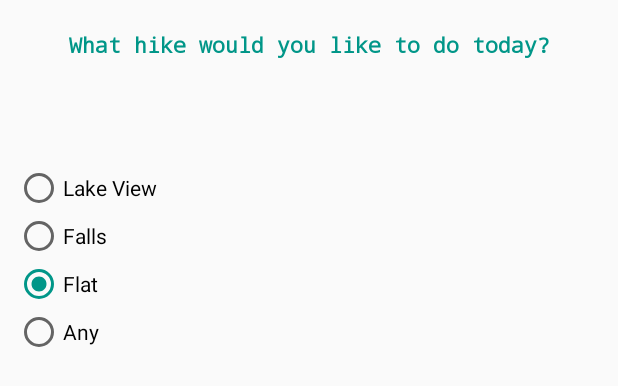
After one commit to AlenaSG/MyHikes, an Android app: the layout hike_dialog.xml on its own in the app's theme, with its tools: preview values and no code run, on a phone screen of 412 x 824 dp. The commit adds this screen. Shown: the top 386 px of the screen. Run offline under Robolectric (Android 15) with nearby library versions, the phone set to English and light mode, and no system bars.

Commit message:
add dialog fragment

```diff
--- a/app/src/main/java/com/epicodus/my_hikes/HikeDialog.java
+++ b/app/src/main/java/com/epicodus/my_hikes/HikeDialog.java
@@ -1,8 +1,20 @@
 package com.epicodus.my_hikes;
 
-/**
- * Created by alenagolovina on 9/10/17.
- */
 
-public class HikeDialog {
+import android.app.DialogFragment;
+import android.os.Bundle;
+import android.view.LayoutInflater;
+import android.view.View;
+import android.view.ViewGroup;
+
+public class HikeDialog extends DialogFragment {
+
+    @Override
+    public View onCreateView(LayoutInflater inflater, ViewGroup container, Bundle savedInstanceState) {
+        View rootView = inflater.inflate(R.layout.hike_dialog, container, false);
+        getDialog().setTitle("Simple Dialog");
+        return rootView;
+    }
+
+
 }
--- a/app/src/main/java/com/epicodus/my_hikes/MainActivity.java
+++ b/app/src/main/java/com/epicodus/my_hikes/MainActivity.java
@@ -1,5 +1,6 @@
 package com.epicodus.my_hikes;
 
+import android.app.FragmentManager;
 import android.content.Intent;
 import android.graphics.Typeface;
 import android.support.v7.app.AppCompatActivity;
@@ -19,11 +20,17 @@ public class MainActivity extends AppCompatActivity implements View.OnClickListe
     @Bind(R.id.locationEditText) EditText mLocationEditText;
     @Bind(R.id.appNameTextView) TextView mAppNameTextView;
 
+
     @Override
     protected void onCreate(Bundle savedInstanceState) {
         super.onCreate(savedInstanceState);
         setContentView(R.layout.activity_main);
         ButterKnife.bind(this);
+
+        FragmentManager fm = getFragmentManager();
+        HikeDialog hikeDialog = new HikeDialog();
+        hikeDialog.show(fm, "Sample Fragment");
+
 
         Typeface amaticboldFont = Typeface.createFromAsset(getAssets(), "fonts/amaticbold.ttf");
         mAppNameTextView.setTypeface(amaticboldFont);
--- /dev/null
+++ b/app/src/main/res/layout/hike_dialog.xml
@@ -0,0 +1,63 @@
+<?xml version="1.0" encoding="utf-8"?>
+<LinearLayout xmlns:android="http://schemas.android.com/apk/res/android"
+    xmlns:app="http://schemas.android.com/apk/res-auto"
+    android:layout_width="match_parent"
+    android:layout_height="match_parent"
+    android:weightSum="1"
+    android:orientation="vertical"
+    android:id="@+id/baseLayout">
+
+
+    <TextView
+        android:text="What hike would you like to do today?"
+        android:layout_width="match_parent"
+        android:layout_height="wrap_content"
+        android:id="@+id/MoodLabel"
+        android:textColor="@color/colorAccent"
+        android:typeface="monospace"
+        android:textStyle="normal|bold"
+        android:layout_marginTop="10dp"
+        android:textAlignment="center"
+        android:padding="10dp" />
+
+    <LinearLayout
+        android:orientation="horizontal"
+        android:layout_width="match_parent"
+        android:layout_height="match_parent"
+        android:layout_marginTop="50dp">
+
+        <RadioGroup
+            android:layout_width="match_parent"
+            android:layout_height="wrap_content"
+            android:orientation="vertical"
+            android:id="@+id/moodRadioGroup"
+            android:padding="10dp">
+
+            <RadioButton
+                android:text="Lake View"
+                android:layout_width="wrap_content"
+                android:layout_height="wrap_content"
+                android:id="@+id/radioButton1"
+                android:layout_weight="1" />
+            <RadioButton
+                android:text="Falls"
+                android:layout_width="wrap_content"
+                android:layout_height="wrap_content"
+                android:id="@+id/radioButton2"
+                android:layout_weight="1" />
+            <RadioButton
+                android:text="Flat"
+                android:layout_width="wrap_content"
+                android:layout_height="wrap_content"
+                android:checked="true"
+                android:id="@+id/radioButton3"
+                android:layout_weight="1" />
+            <RadioButton
+                android:text="Any"
+                android:layout_width="wrap_content"
+                android:layout_height="wrap_content"
+                android:id="@+id/radioButton4"
+                android:layout_weight="1" />
+        </RadioGroup>
+    </LinearLayout>
+</LinearLayout>
```
